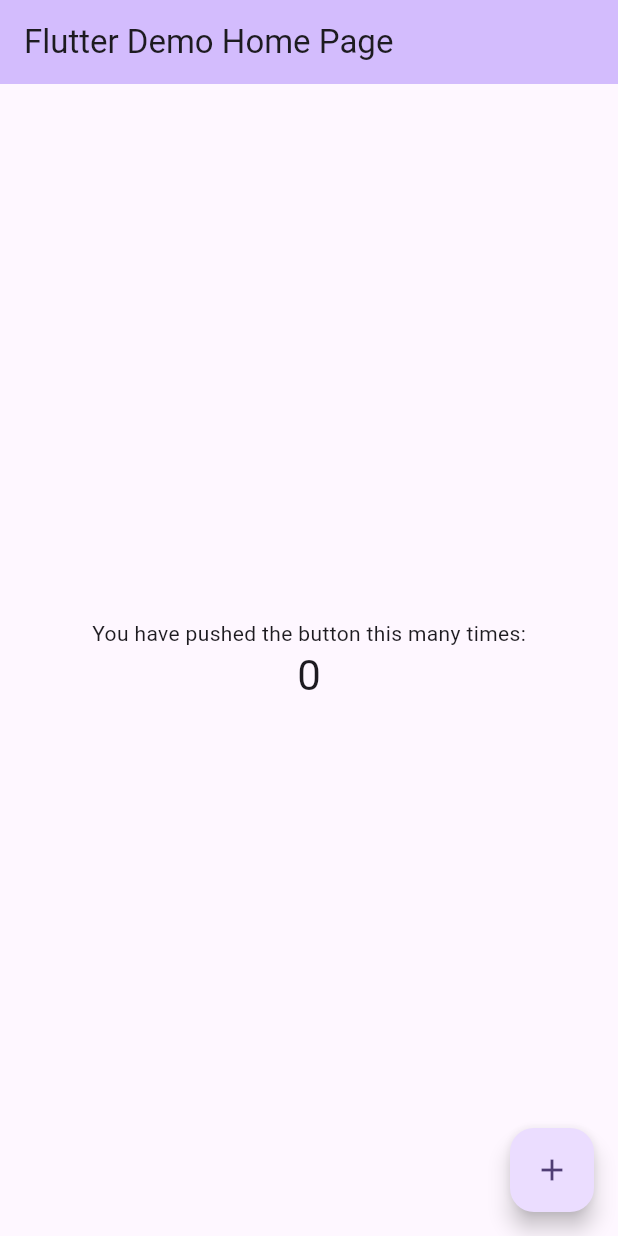
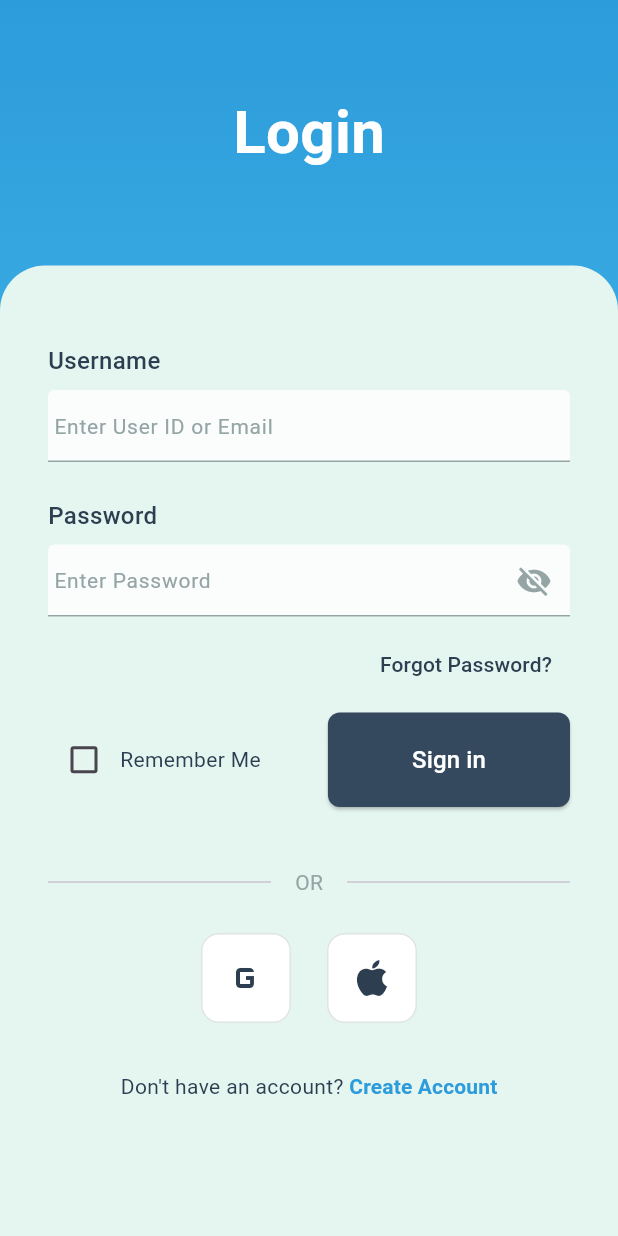
Before and after one commit to TheBarkats/FitManager, a Flutter app: the screen it shows after launch, on a phone screen of 412 x 824 dp. Run offline on Flutter 3.47's test engine with Material 3 defaults, Android fonts, the light colour scheme and no system bars.

Commit message:
feat: implementar pantalla de login
- Añadido diseño de login con gradiente azul-verde
- Campos de username y password con validación
- Botón Remember Me y Forgot Password
- Botones de login social (Google y Apple)
- Botón para crear cuenta nueva
- Widgets reutilizables (CustomTextField, SocialLoginButton)
- Theme centralizado con colores personalizados
- Actualizado main.dart para mostrar LoginPage

```diff
--- /dev/null
+++ b/lib/core/theme/app_colors.dart
@@ -0,0 +1,29 @@
+import 'package:flutter/material.dart';
+
+class AppColors {
+  // Colores principales basados en el diseño
+  static const Color primary = Color(0xFF2D9CDB);
+  static const Color primaryDark = Color(0xFF1E7BA5);
+  static const Color primaryLight = Color(0xFF56CCF2);
+
+  // Gradiente del login
+  static const Color gradientStart = Color(0xFF2D9CDB);
+  static const Color gradientEnd = Color(0xFF56CCF2);
+
+  // Colores de fondo
+  static const Color background = Color(0xFFE5F5F0);
+  static const Color cardBackground = Color(0xFFE5F5F0);
+
+  // Colores de texto
+  static const Color textPrimary = Color(0xFF2C3E50);
+  static const Color textSecondary = Color(0xFF95A5A6);
+  static const Color textOnPrimary = Colors.white;
+
+  // Colores de estado
+  static const Color error = Color(0xFFE74C3C);
+  static const Color success = Color(0xFF2ECC71);
+
+  // Colores de botones
+  static const Color buttonPrimary = Color(0xFF34495E);
+  static const Color buttonSecondary = Color(0xFFECF0F1);
+}
--- /dev/null
+++ b/lib/core/theme/app_theme.dart
@@ -0,0 +1,61 @@
+import 'package:flutter/material.dart';
+import 'app_colors.dart';
+
+class AppTheme {
+  static ThemeData get lightTheme {
+    return ThemeData(
+      primaryColor: AppColors.primary,
+      scaffoldBackgroundColor: AppColors.background,
+      fontFamily: 'Roboto',
+
+      // Input decoration theme
+      inputDecorationTheme: InputDecorationTheme(
+        filled: true,
+        fillColor: Colors.white.withOpacity(0.8),
+        border: UnderlineInputBorder(
+          borderSide: BorderSide(color: AppColors.textSecondary),
+        ),
+        enabledBorder: UnderlineInputBorder(
+          borderSide: BorderSide(color: AppColors.textSecondary),
+        ),
+        focusedBorder: UnderlineInputBorder(
+          borderSide: BorderSide(color: AppColors.primary, width: 2),
+        ),
+        hintStyle: TextStyle(
+          color: AppColors.textSecondary,
+          fontSize: 14,
+        ),
+        labelStyle: TextStyle(
+          color: AppColors.textPrimary,
+          fontSize: 16,
+          fontWeight: FontWeight.w500,
+        ),
+      ),
+
+      // Elevated button theme
+      elevatedButtonTheme: ElevatedButtonThemeData(
+        style: ElevatedButton.styleFrom(
+          backgroundColor: AppColors.buttonPrimary,
+          foregroundColor: Colors.white,
+          padding: EdgeInsets.symmetric(horizontal: 32, vertical: 12),
+          shape: RoundedRectangleBorder(
+            borderRadius: BorderRadius.circular(8),
+          ),
+        ),
+      ),
+
+      // Text theme
+      textTheme: TextTheme(
+        headlineLarge: TextStyle(
+          fontSize: 32,
+          fontWeight: FontWeight.bold,
+          color: Colors.white,
+        ),
+        bodyMedium: TextStyle(
+          fontSize: 14,
+          color: AppColors.textPrimary,
+        ),
+      ),
+    );
+  }
+}
--- /dev/null
+++ b/lib/features/auth/presentation/pages/login_page.dart
@@ -0,0 +1,301 @@
+import 'package:flutter/material.dart';
+import '../../../../core/theme/app_colors.dart';
+import '../widgets/custom_text_field.dart';
+import '../widgets/social_login_button.dart';
+
+class LoginPage extends StatefulWidget {
+  const LoginPage({Key? key}) : super(key: key);
+
+  @override
+  State<LoginPage> createState() => _LoginPageState();
+}
+
+class _LoginPageState extends State<LoginPage> {
+  final _formKey = GlobalKey<FormState>();
+  final _usernameController = TextEditingController();
+  final _passwordController = TextEditingController();
+  bool _rememberMe = false;
+  bool _obscurePassword = true;
+
+  @override
+  void dispose() {
+    _usernameController.dispose();
+    _passwordController.dispose();
+    super.dispose();
+  }
+
+  void _handleLogin() {
+    if (_formKey.currentState!.validate()) {
+      // TODO: Implementar lógica de login
+      print('Username: ${_usernameController.text}');
+      print('Password: ${_passwordController.text}');
+      print('Remember Me: $_rememberMe');
+    }
+  }
+
+  void _handleGoogleLogin() {
+    // TODO: Implementar login con Google
+    print('Google login');
+  }
+
+  void _handleAppleLogin() {
+    // TODO: Implementar login con Apple
+    print('Apple login');
+  }
+
+  void _handleForgotPassword() {
+    // TODO: Implementar recuperar contraseña
+    print('Forgot password');
+  }
+
+  void _handleCreateAccount() {
+    // TODO: Navegar a la pantalla de registro
+    print('Create account');
+    // Navigator.push(
+    //   context,
+    //   MaterialPageRoute(builder: (context) => RegisterPage()),
+    // );
+  }
+
+  @override
+  Widget build(BuildContext context) {
+    return Scaffold(
+      body: Container(
+        decoration: BoxDecoration(
+          gradient: LinearGradient(
+            begin: Alignment.topCenter,
+            end: Alignment.bottomCenter,
+            colors: [
+              AppColors.gradientStart,
+              AppColors.gradientEnd,
+            ],
+          ),
+        ),
+        child: SafeArea(
+          child: Column(
+            children: [
+              // Header con título
+              _buildHeader(),
+
+              // Formulario de login
+              Expanded(
+                child: Container(
+                  decoration: BoxDecoration(
+                    color: AppColors.cardBackground,
+                    borderRadius: BorderRadius.only(
+                      topLeft: Radius.circular(30),
+                      topRight: Radius.circular(30),
+                    ),
+                  ),
+                  child: SingleChildScrollView(
+                    padding: EdgeInsets.all(32),
+                    child: Form(
+                      key: _formKey,
+                      child: Column(
+                        crossAxisAlignment: CrossAxisAlignment.stretch,
+                        children: [
+                          SizedBox(height: 20),
+
+                          // Campo de Username
+                          CustomTextField(
+                            label: 'Username',
+                            hint: 'Enter User ID or Email',
+                            controller: _usernameController,
+                            keyboardType: TextInputType.emailAddress,
+                            validator: (value) {
+                              if (value == null || value.isEmpty) {
+                                return 'Please enter your username or email';
+                              }
+                              return null;
+                            },
+                          ),
+
+                          SizedBox(height: 24),
+
+                          // Campo de Password
+                          CustomTextField(
+                            label: 'Password',
+                            hint: 'Enter Password',
+                            controller: _passwordController,
+                            obscureText: _obscurePassword,
+                            suffixIcon: IconButton(
+                              icon: Icon(
+                                _obscurePassword
+                                    ? Icons.visibility_off
+                                    : Icons.visibility,
+                                color: AppColors.textSecondary,
+                              ),
+                              onPressed: () {
+                                setState(() {
+                                  _obscurePassword = !_obscurePassword;
+                                });
+                              },
+                            ),
+                            validator: (value) {
+                              if (value == null || value.isEmpty) {
+                                return 'Please enter your password';
+                              }
+                              if (value.length < 6) {
+                                return 'Password must be at least 6 characters';
+                              }
+                              return null;
+                            },
+                          ),
+
+                          SizedBox(height: 8),
+
+                          // Forgot Password
+                          Align(
+                            alignment: Alignment.centerRight,
+                            child: TextButton(
+                              onPressed: _handleForgotPassword,
+                              child: Text(
+                                'Forgot Password?',
+                                style: TextStyle(
+                                  color: AppColors.textPrimary,
+                                  fontSize: 14,
+                                ),
+                              ),
+                            ),
+                          ),
+
+                          SizedBox(height: 8),
+
+                          // Remember Me y Botón Sign In
+                          Row(
+                            mainAxisAlignment: MainAxisAlignment.spaceBetween,
+                            children: [
+                              Row(
+                                children: [
+                                  Checkbox(
+                                    value: _rememberMe,
+                                    onChanged: (value) {
+                                      setState(() {
+                                        _rememberMe = value ?? false;
+                                      });
+                                    },
+                                    activeColor: AppColors.primary,
+                                  ),
+                                  Text(
+                                    'Remember Me',
+                                    style: TextStyle(
+                                      color: AppColors.textPrimary,
+                                      fontSize: 14,
+                                    ),
+                                  ),
+                                ],
+                              ),
+                              ElevatedButton(
+                                onPressed: _handleLogin,
+                                child: Padding(
+                                  padding: EdgeInsets.symmetric(
+                                    horizontal: 24,
+                                    vertical: 8,
+                                  ),
+                                  child: Text(
+                                    'Sign in',
+                                    style: TextStyle(fontSize: 16),
+                                  ),
+                                ),
+                              ),
+                            ],
+                          ),
+
+                          SizedBox(height: 40),
+
+                          // Separador OR
+                          Row(
+                            children: [
+                              Expanded(child: Divider()),
+                              Padding(
+                                padding: EdgeInsets.symmetric(horizontal: 16),
+                                child: Text(
+                                  'OR',
+                                  style: TextStyle(
+                                    color: AppColors.textSecondary,
+                                    fontSize: 14,
+                                  ),
+                                ),
+                              ),
+                              Expanded(child: Divider()),
+                            ],
+                          ),
+
+                          SizedBox(height: 24),
+
+                          // Botones de login social
+                          Row(
+                            mainAxisAlignment: MainAxisAlignment.center,
+                            children: [
+                              SocialLoginButton(
+                                icon: 'google',
+                                onPressed: _handleGoogleLogin,
+                              ),
+                              SizedBox(width: 24),
+                              SocialLoginButton(
+                                icon: 'apple',
+                                onPressed: _handleAppleLogin,
+                              ),
+                            ],
+                          ),
+
+                          SizedBox(height: 32),
+
+                          // Botón de crear cuenta
+                          Row(
+                            mainAxisAlignment: MainAxisAlignment.center,
+                            children: [
+                              Text(
+                                "Don't have an account? ",
+                                style: TextStyle(
+                                  color: AppColors.textPrimary,
+                                  fontSize: 14,
+                                ),
+                              ),
+                              TextButton(
+                                onPressed: _handleCreateAccount,
+                                style: TextButton.styleFrom(
+                                  padding: EdgeInsets.zero,
+                                  minimumSize: Size(0, 0),
+                                  tapTargetSize: MaterialTapTargetSize.shrinkWrap,
+                                ),
+                                child: Text(
+                                  'Create Account',
+                                  style: TextStyle(
+                                    color: AppColors.primary,
+                                    fontSize: 14,
+                                    fontWeight: FontWeight.bold,
+                                  ),
+                                ),
+                              ),
+                            ],
+                          ),
+
+                          SizedBox(height: 20),
+                        ],
+                      ),
+                    ),
+                  ),
+                ),
+              ),
+            ],
+          ),
+        ),
+      ),
+    );
+  }
+
+  Widget _buildHeader() {
+    return Container(
+      padding: EdgeInsets.symmetric(vertical: 60),
+      child: Text(
+        'Login',
+        style: TextStyle(
+          fontSize: 40,
+          fontWeight: FontWeight.bold,
+          color: Colors.white,
+        ),
+      ),
+    );
+  }
+}
--- /dev/null
+++ b/lib/features/auth/presentation/widgets/custom_text_field.dart
@@ -0,0 +1,53 @@
+import 'package:flutter/material.dart';
+import '../../../../core/theme/app_colors.dart';
+
+class CustomTextField extends StatelessWidget {
+  final String label;
+  final String hint;
+  final bool obscureText;
+  final TextEditingController? controller;
+  final String? Function(String?)? validator;
+  final TextInputType? keyboardType;
+  final Widget? suffixIcon;
+
+  const CustomTextField({
+    Key? key,
+    required this.label,
+    required this.hint,
+    this.obscureText = false,
+    this.controller,
+    this.validator,
+    this.keyboardType,
+    this.suffixIcon,
+  }) : super(key: key);
+
+  @override
+  Widget build(BuildContext context) {
+    return Column(
+      crossAxisAlignment: CrossAxisAlignment.start,
+      children: [
+        Text(
+          label,
+          style: TextStyle(
+            fontSize: 16,
+            fontWeight: FontWeight.w500,
+            color: AppColors.textPrimary,
+          ),
+        ),
+        SizedBox(height: 8),
+        TextFormField(
+          controller: controller,
+          obscureText: obscureText,
+          validator: validator,
+          keyboardType: keyboardType,
+          style: TextStyle(color: AppColors.textPrimary),
+          decoration: InputDecoration(
+            hintText: hint,
+            suffixIcon: suffixIcon,
+            contentPadding: EdgeInsets.symmetric(vertical: 12, horizontal: 0),
+          ),
+        ),
+      ],
+    );
+  }
+}
--- /dev/null
+++ b/lib/features/auth/presentation/widgets/social_login_button.dart
@@ -0,0 +1,39 @@
+import 'package:flutter/material.dart';
+import '../../../../core/theme/app_colors.dart';
+
+class SocialLoginButton extends StatelessWidget {
+  final String icon;
+  final VoidCallback onPressed;
+
+  const SocialLoginButton({
+    Key? key,
+    required this.icon,
+    required this.onPressed,
+  }) : super(key: key);
+
+  @override
+  Widget build(BuildContext context) {
+    return Container(
+      width: 60,
+      height: 60,
+      decoration: BoxDecoration(
+        color: Colors.white,
+        borderRadius: BorderRadius.circular(12),
+        border: Border.all(color: AppColors.textSecondary.withOpacity(0.3)),
+      ),
+      child: IconButton(
+        icon: _getIcon(),
+        onPressed: onPressed,
+      ),
+    );
+  }
+
+  Widget _getIcon() {
+    if (icon == 'google') {
+      return Icon(Icons.g_mobiledata, size: 32, color: AppColors.textPrimary);
+    } else if (icon == 'apple') {
+      return Icon(Icons.apple, size: 32, color: AppColors.textPrimary);
+    }
+    return Icon(Icons.login, size: 32, color: AppColors.textPrimary);
+  }
+}
--- a/lib/main.dart
+++ b/lib/main.dart
@@ -1,122 +1,21 @@
 import 'package:flutter/material.dart';
+import 'core/theme/app_theme.dart';
+import 'features/auth/presentation/pages/login_page.dart';
 
 void main() {
-  runApp(const MyApp());
+  runApp(const FitManagerApp());
 }
 
-class MyApp extends StatelessWidget {
-  const MyApp({super.key});
+class FitManagerApp extends StatelessWidget {
+  const FitManagerApp({super.key});
 
-  // This widget is the root of your application.
   @override
   Widget build(BuildContext context) {
     return MaterialApp(
-      title: 'Flutter Demo',
-      theme: ThemeData(
-        // This is the theme of your application.
-        //
-        // TRY THIS: Try running your application with "flutter run". You'll see
-        // the application has a purple toolbar. Then, without quitting the app,
-        // try changing the seedColor in the colorScheme below to Colors.green
-        // and then invoke "hot reload" (save your changes or press the "hot
-        // reload" button in a Flutter-supported IDE, or press "r" if you used
-        // the command line to start the app).
-        //
-        // Notice that the counter didn't reset back to zero; the application
-        // state is not lost during the reload. To reset the state, use hot
-        // restart instead.
-        //
-        // This works for code too, not just values: Most code changes can be
-        // tested with just a hot reload.
-        colorScheme: ColorScheme.fromSeed(seedColor: Colors.deepPurple),
-      ),
-      home: const MyHomePage(title: 'Flutter Demo Home Page'),
+      title: 'FitManager',
+      theme: AppTheme.lightTheme,
+      debugShowCheckedModeBanner: false,
+      home: const LoginPage(),
     );
   }
 }
-
-class MyHomePage extends StatefulWidget {
-  const MyHomePage({super.key, required this.title});
-
-  // This widget is the home page of your application. It is stateful, meaning
-  // that it has a State object (defined below) that contains fields that affect
-  // how it looks.
-
-  // This class is the configuration for the state. It holds the values (in this
-  // case the title) provided by the parent (in this case the App widget) and
-  // used by the build method of the State. Fields in a Widget subclass are
-  // always marked "final".
-
-  final String title;
-
-  @override
-  State<MyHomePage> createState() => _MyHomePageState();
-}
-
-class _MyHomePageState extends State<MyHomePage> {
-  int _counter = 0;
-
-  void _incrementCounter() {
-    setState(() {
-      // This call to setState tells the Flutter framework that something has
-      // changed in this State, which causes it to rerun the build method below
-      // so that the display can reflect the updated values. If we changed
-      // _counter without calling setState(), then the build method would not be
-      // called again, and so nothing would appear to happen.
-      _counter++;
-    });
-  }
-
-  @override
-  Widget build(BuildContext context) {
-    // This method is rerun every time setState is called, for instance as done
-    // by the _incrementCounter method above.
-    //
-    // The Flutter framework has been optimized to make rerunning build methods
-    // fast, so that you can just rebuild anything that needs updating rather
-    // than having to individually change instances of widgets.
-    return Scaffold(
-      appBar: AppBar(
-        // TRY THIS: Try changing the color here to a specific color (to
-        // Colors.amber, perhaps?) and trigger a hot reload to see the AppBar
-        // change color while the other colors stay the same.
-        backgroundColor: Theme.of(context).colorScheme.inversePrimary,
-        // Here we take the value from the MyHomePage object that was created by
-        // the App.build method, and use it to set our appbar title.
-        title: Text(widget.title),
-      ),
-      body: Center(
-        // Center is a layout widget. It takes a single child and positions it
-        // in the middle of the parent.
-        child: Column(
-          // Column is also a layout widget. It takes a list of children and
-          // arranges them vertically. By default, it sizes itself to fit its
-          // children horizontally, and tries to be as tall as its parent.
-          //
-          // Column has various properties to control how it sizes itself and
-          // how it positions its children. Here we use mainAxisAlignment to
-          // center the children vertically; the main axis here is the vertical
-          // axis because Columns are vertical (the cross axis would be
-          // horizontal).
-          //
-          // TRY THIS: Invoke "debug painting" (choose the "Toggle Debug Paint"
-          // action in the IDE, or press "p" in the console), to see the
-          // wireframe for each widget.
-          mainAxisAlignment: MainAxisAlignment.center,
-          children: <Widget>[
-            const Text('You have pushed the button this many times:'),
-            Text(
-              '$_counter',
-              style: Theme.of(context).textTheme.headlineMedium,
-            ),
-          ],
-        ),
-      ),
-      floatingActionButton: FloatingActionButton(
-        onPressed: _incrementCounter,
-        tooltip: 'Increment',
-        child: const Icon(Icons.add),
-      ), // This trailing comma makes auto-formatting nicer for build methods.
-    );
-  }
-}
```
Also changed, not shown: 1 other file.
